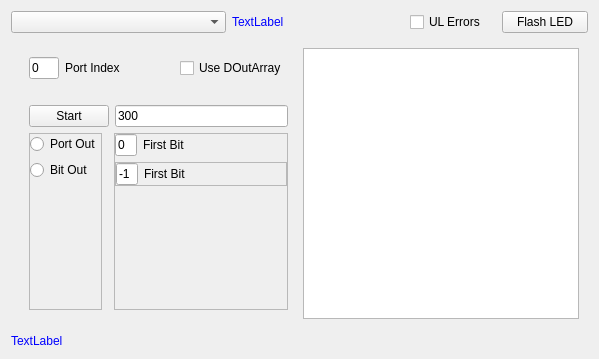
First picture: the form in DOutSpeed/formdigitalout.ui, repository MccDv/Multiplatform-Qt, before the edit.
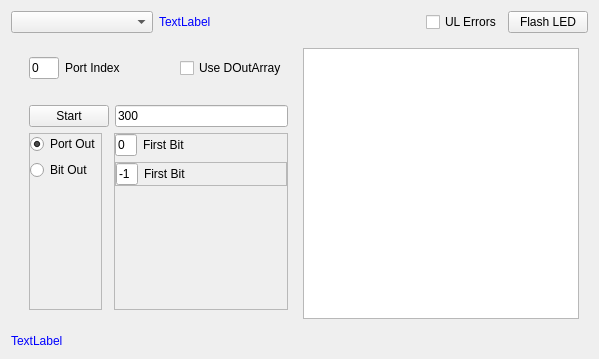
Second picture: the form after the edit.

The edit to the form file:
```diff
--- a/DOutSpeed/formdigitalout.ui
+++ b/DOutSpeed/formdigitalout.ui
@@ -22,7 +22,7 @@
      <property name="frameShadow">
       <enum>QFrame::Raised</enum>
      </property>
-     <layout class="QHBoxLayout" name="horizontalLayout" stretch="10,8,4,4">
+     <layout class="QHBoxLayout" name="horizontalLayout" stretch="6,10,1,3,3">
       <property name="leftMargin">
        <number>0</number>
       </property>
@@ -48,6 +48,19 @@
         </property>
        </widget>
       </item>
+      <item>
+       <spacer name="horizontalSpacer">
+        <property name="orientation">
+         <enum>Qt::Horizontal</enum>
+        </property>
+        <property name="sizeHint" stdset="0">
+         <size>
+          <width>21</width>
+          <height>20</height>
+         </size>
+        </property>
+       </spacer>
+      </item>
       <item>
        <widget class="QCheckBox" name="chkErrors">
         <property name="text">
@@ -57,6 +70,12 @@
       </item>
       <item>
        <widget class="QPushButton" name="cmdFlashLED">
+        <property name="maximumSize">
+         <size>
+          <width>90</width>
+          <height>16777215</height>
+         </size>
+        </property>
         <property name="text">
          <string>Flash LED</string>
         </property>
@@ -229,6 +248,12 @@
                  <property name="text">
                   <string>Port Out</string>
                  </property>
+                 <property name="checked">
+                  <bool>true</bool>
+                 </property>
+                 <attribute name="buttonGroup">
+                  <string notr="true">buttonGroup</string>
+                 </attribute>
                 </widget>
                </item>
                <item>
```
Left out of the diff: 17 changed lines with no effect on the pictures.
